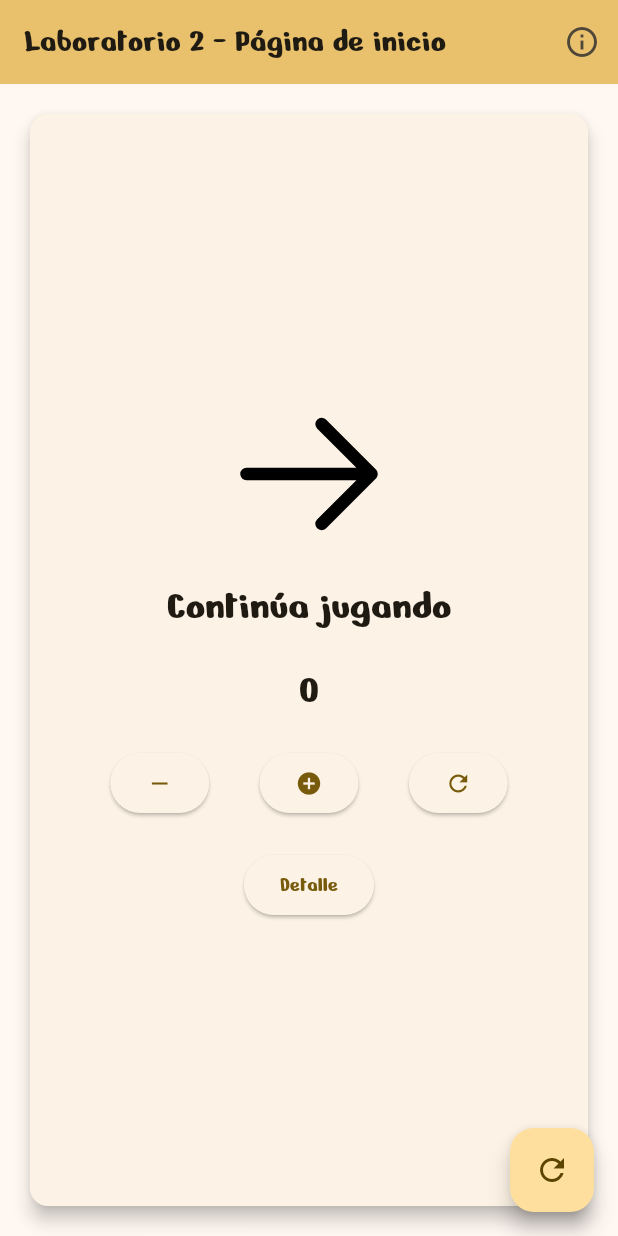
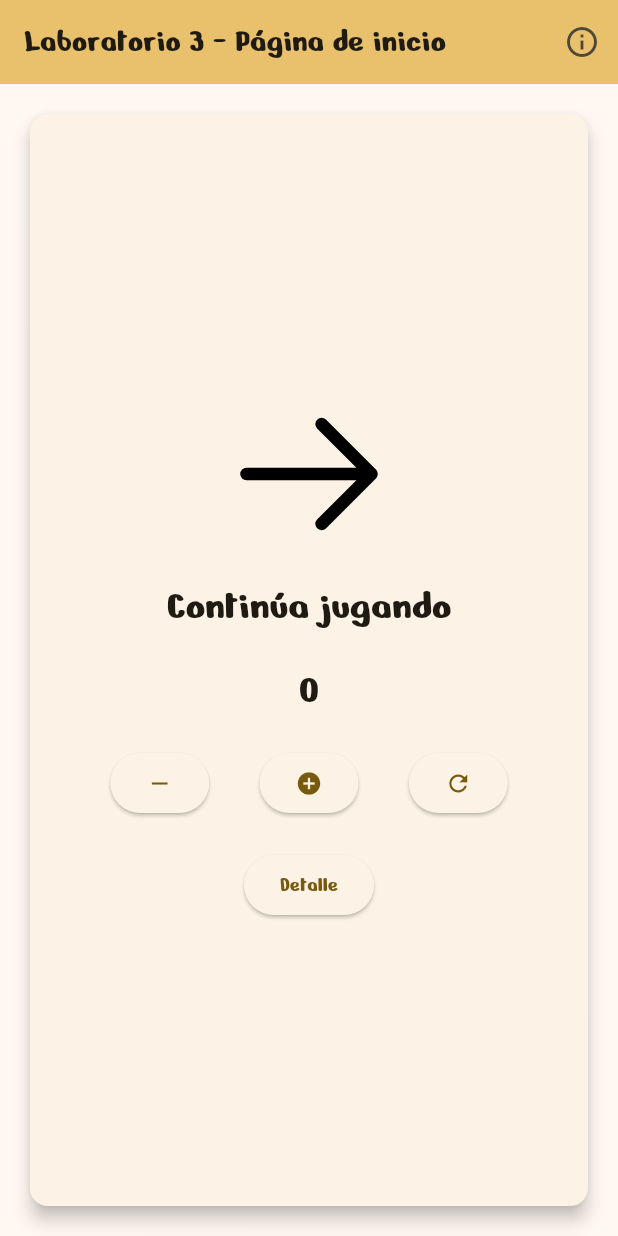
Before and after one commit to EduardoACC1897/3479A321_2022479013, a Flutter app: the screen it shows after launch, on a phone screen of 412 x 824 dp. Run offline on Flutter 3.47's test engine with Material 3 defaults, Android fonts, the phone set to English and light mode, and no system bars; our stand-ins replace flutter_svg, logger.

Commit message:
Pequeña corrección

```diff
--- a/lib/main.dart
+++ b/lib/main.dart
@@ -17,13 +17,13 @@ class MyApp extends StatelessWidget {
     logger.d("Logger is working!");
 
     return MaterialApp(
-      title: 'Laboratorio 2',
+      title: 'Laboratorio 3',
       theme: ThemeData(
         colorScheme: ColorScheme.fromSeed(seedColor: Colors.amber),
         useMaterial3: true,
         fontFamily: 'NerkoOne',
       ),
-      home: const MyHomePage(title: 'Laboratorio 2 - Página de inicio'),
+      home: const MyHomePage(title: 'Laboratorio 3 - Página de inicio'),
       routes: {
         '/detail': (context) => const DetailPage(),
         '/about': (context) => const AboutPage(),
--- a/lib/pages/my_home_page.dart
+++ b/lib/pages/my_home_page.dart
@@ -137,8 +137,8 @@ class _MyHomePageState extends State<MyHomePage> {
   }
 
   Widget? _showFloatingButton() {
-    // Mostrar el botón flotante si el contador no es 5 o 10
-    if (_counter != 5 && _counter != 10) {
+    // Mostrar el botón flotante si el contador es 5 o 10
+    if (_counter == 5 || _counter == 10) {
       return FloatingActionButton(
         onPressed: _resetCounter,
         tooltip: 'Reiniciar',
```
